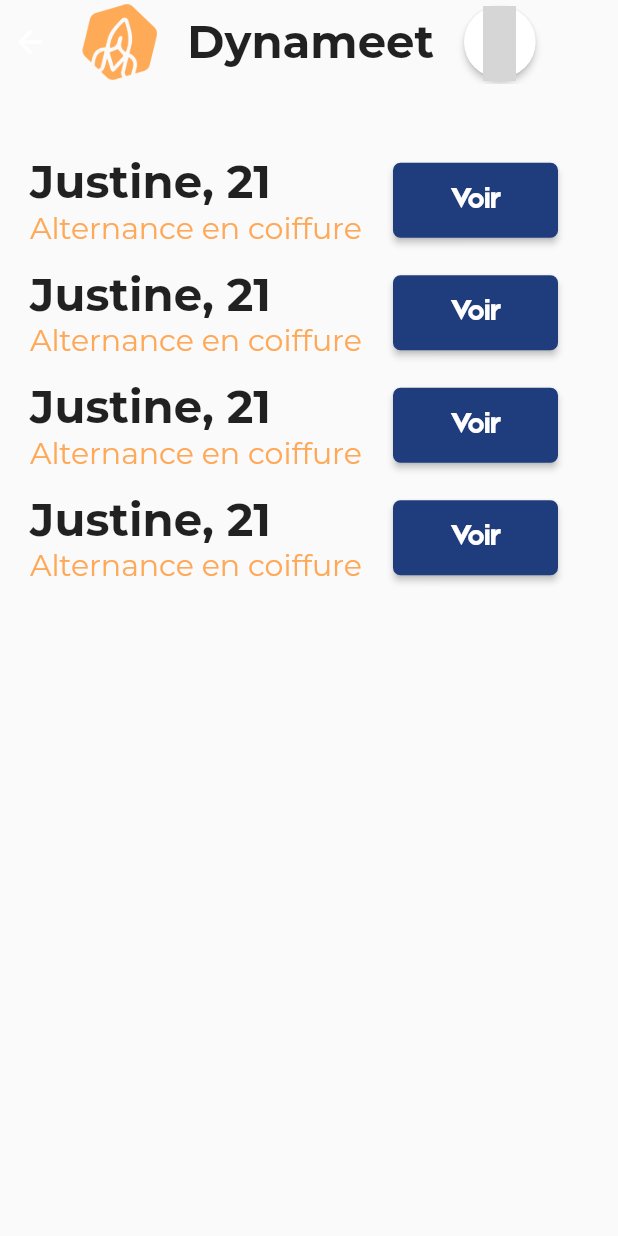
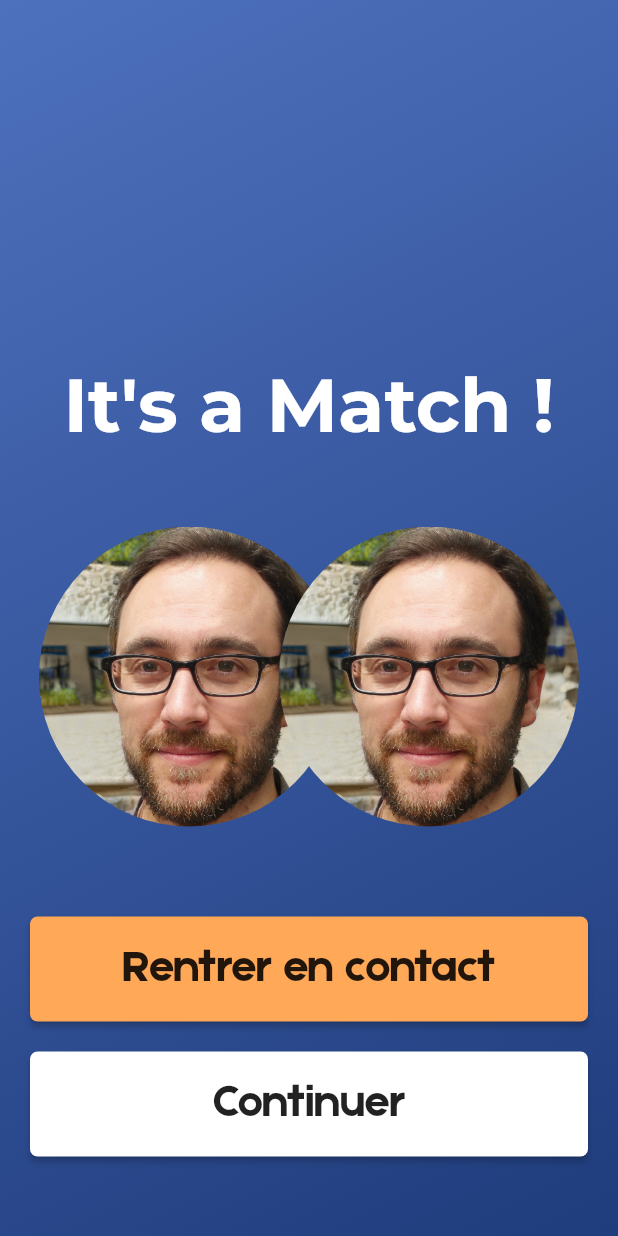
Before and after one commit to GuillianV/Dynameet, a Flutter app: the MatchPage screen opened directly, on a phone screen of 412 x 824 dp. Run offline on Flutter 3.47's test engine with Material 2 defaults, Android fonts, the phone set to English and light mode, and no system bars; our stand-ins replace flutter_dotenv, google_fonts; missing offline and left inert: carbon_icons; grey boxes are pictures that could not be loaded.

Commit message:
its a match page

```diff
--- a/lib/main.dart
+++ b/lib/main.dart
@@ -1,7 +1,9 @@
 import 'package:dynameet/views/landing.dart';
+import 'package:dynameet/views/match.dart';
 import 'package:dynameet/views/swipe.dart';
 import 'package:flutter/material.dart';
 import 'package:flutter_dotenv/flutter_dotenv.dart';
+
 Future main() async {
   await dotenv.load(fileName: ".env");
   runApp(const MyApp());
@@ -18,7 +20,8 @@ class MyApp extends StatelessWidget {
       theme: ThemeData(
         primarySwatch: Colors.blue,
       ),
-      home: const Landing(title:"Dynameet"),
+      home: const Landing(title: "Dynameet"),
+      // home: MatchPage(),
       debugShowCheckedModeBanner: false,
     );
   }
--- a/lib/views/match.dart
+++ b/lib/views/match.dart
@@ -1,10 +1,11 @@
 import 'package:carbon_icons/carbon_icons.dart';
-import 'package:dynameet/widgets/bottom_bar.dart';
+import 'package:dynameet/views/swipe.dart';
 import 'package:dynameet/widgets/button.dart';
 import 'package:dynameet/widgets/button_icon.dart';
 import 'package:flutter/material.dart';
 
 import '../widgets/components.dart';
+import 'inscription.dart';
 
 class MatchPage extends StatefulWidget {
   const MatchPage({
@@ -18,89 +19,87 @@ class MatchPage extends StatefulWidget {
 class _MatchPageState extends State<MatchPage> {
   @override
   Widget build(BuildContext context) {
-    double _height = MediaQuery.of(context).size.height;
-    double _width = MediaQuery.of(context).size.width;
-
     return Scaffold(
-        appBar: AppBar(
-          backgroundColor: Colors.transparent,
-          elevation: 0,
-          centerTitle: false,
-          leadingWidth: 0,
-          title: Container(
-              // decoration: BoxDecoration(color: Colors.red),
-              child: Row(
-            children: [
-              Row(
-                children: [
-                  const Padding(
-                      padding: EdgeInsets.only(right: 20),
-                      child: SizedBox(
-                        width: 50,
-                        child: Image(
-                            image: AssetImage("assets/images/logo_crop.png")),
-                      )),
-                  AppBarText(text: "Dynameet"),
-                  Padding(
-                      padding: EdgeInsets.only(left: 20),
-                      child: ButtonIcon(
-                        pressed: () {},
-                        icon: const Icon(CarbonIcons.user_avatar,
-                            color: Colors.black87, size: 50),
-                        width: _height * 0.058,
-                        height: _height * 0.058,
-                        padding: EdgeInsets.zero,
-                        color: Colors.white,
-                      )),
-                ],
-              ),
+      body: Center(
+        child: Container(
+          decoration: const BoxDecoration(
+              gradient: LinearGradient(
+            begin: Alignment.topLeft,
+            end: Alignment.bottomRight,
+            colors: [
+              Color(0xff4E71BE),
+              Color(0xff1F3C7C),
             ],
-            crossAxisAlignment: CrossAxisAlignment.center,
-            mainAxisAlignment: MainAxisAlignment.spaceEvenly,
           )),
-        ),
-        body: CustomPagePadding(
+          child: Center(
             child: Column(
-          children: [
-            const SizedBox(
-              height: 30,
-            ),
-            createRow(),
-            createRow(),
-            createRow(),
-            createRow(),
-          ],
-        )));
-    //bottomNavigationBar: const BottomBar(baseIndex: 1));
-  }
-
-  createRow() {
-    return Padding(
-        padding: EdgeInsets.symmetric(vertical: 7),
-        child: Row(
-          mainAxisAlignment: MainAxisAlignment.spaceBetween,
-          children: [
-            Column(
-              crossAxisAlignment: CrossAxisAlignment.start,
               children: [
-                H4(
-                  text: "Justine, 21",
-                  padding: 0,
+                const SizedBox(
+                  height: 230,
                 ),
-                TextAdd(
-                  text: "Alternance en coiffure",
-                  padding: 0,
-                )
+                const H2(text: "It's a Match !"),
+                const SizedBox(
+                  height: 40,
+                ),
+                Row(
+                  mainAxisAlignment: MainAxisAlignment.center,
+                  children: [
+                    Transform.translate(
+                      offset: const Offset(20, 0),
+                      child: ClipRRect(
+                        borderRadius: BorderRadius.circular(100.0),
+                        child: Image.asset(
+                          'assets/images/dylan.jpeg',
+                          width: 200.0,
+                          height: 200.0,
+                          fit: BoxFit.fill,
+                        ),
+                      ),
+                    ),
+                    Transform.translate(
+                      offset: const Offset(-20, 0),
+                      child: ClipRRect(
+                        borderRadius: BorderRadius.circular(100.0),
+                        child: Image.asset(
+                          'assets/images/dylan.jpeg',
+                          width: 200.0,
+                          height: 200.0,
+                          fit: BoxFit.fill,
+                        ),
+                      ),
+                    ),
+                  ],
+                ),
+                const SizedBox(
+                  height: 60,
+                ),
+                ButtonBasic(
+                  text: "Rentrer en contact",
+                  color: Color(0xffFFA857),
+                  fontColor: Colors.black87,
+                  height: 70,
+                  fontSize: 30,
+                  pressed: () {},
+                ),
+                const SizedBox(
+                  height: 20,
+                ),
+                ButtonBasic(
+                  text: "Continuer",
+                  color: Color.fromARGB(255, 255, 255, 255),
+                  fontColor: Colors.black87,
+                  height: 70,
+                  fontSize: 30,
+                  pressed: () {
+                    Navigator.push(context,
+                        MaterialPageRoute(builder: (context) => SwipePage()));
+                  },
+                ),
               ],
             ),
-            ButtonBasic(
-              text: "Voir",
-              pressed: () {},
-              color: const Color(0xff1F3C7C),
-              height: 50,
-              width: 150,
-            )
-          ],
-        ));
+          ),
+        ),
+      ),
+    );
   }
 }
--- a/lib/widgets/button.dart
+++ b/lib/widgets/button.dart
@@ -7,13 +7,17 @@ class ButtonBasic extends StatefulWidget {
       required this.pressed,
       this.height,
       this.width,
-      required this.color})
+      required this.color,
+      this.fontColor = Colors.white,
+      this.fontSize = 20})
       : super(key: key);
   final String text;
   final Function() pressed;
   final double? width;
   final double? height;
   final Color color;
+  final Color fontColor;
+  final double fontSize;
 
   @override
   State<ButtonBasic> createState() => _ButtonBasicState();
@@ -30,10 +34,10 @@ class _ButtonBasicState extends State<ButtonBasic> {
               mainAxisAlignment: MainAxisAlignment.center,
               children: <Widget>[
                 Text(widget.text,
-                    style: const TextStyle(
+                    style: TextStyle(
                       fontWeight: FontWeight.w400,
-                      fontSize: 20,
-                      color: Colors.white,
+                      fontSize: widget.fontSize,
+                      color: widget.fontColor,
                       fontFamily: "EtnaSS",
                     ))
               ],
--- a/lib/widgets/components.dart
+++ b/lib/widgets/components.dart
@@ -11,6 +11,10 @@ class H2 extends StatelessWidget {
         padding: EdgeInsets.symmetric(vertical: 10),
         child: Text(
           text,
+          style: GoogleFonts.montserrat(
+              fontWeight: FontWeight.bold,
+              fontSize: 50,
+              color: Color.fromARGB(255, 255, 255, 255)),
         ));
   }
 }
```
Also changed, not shown: lib/views/inscription.dart (+15 -1 lines), lib/views/swipe.dart (+11 -2 lines), lib/widgets/bottom_bar.dart (deleted, +0 -81 lines), assets/images/dylan.jpeg (added).
